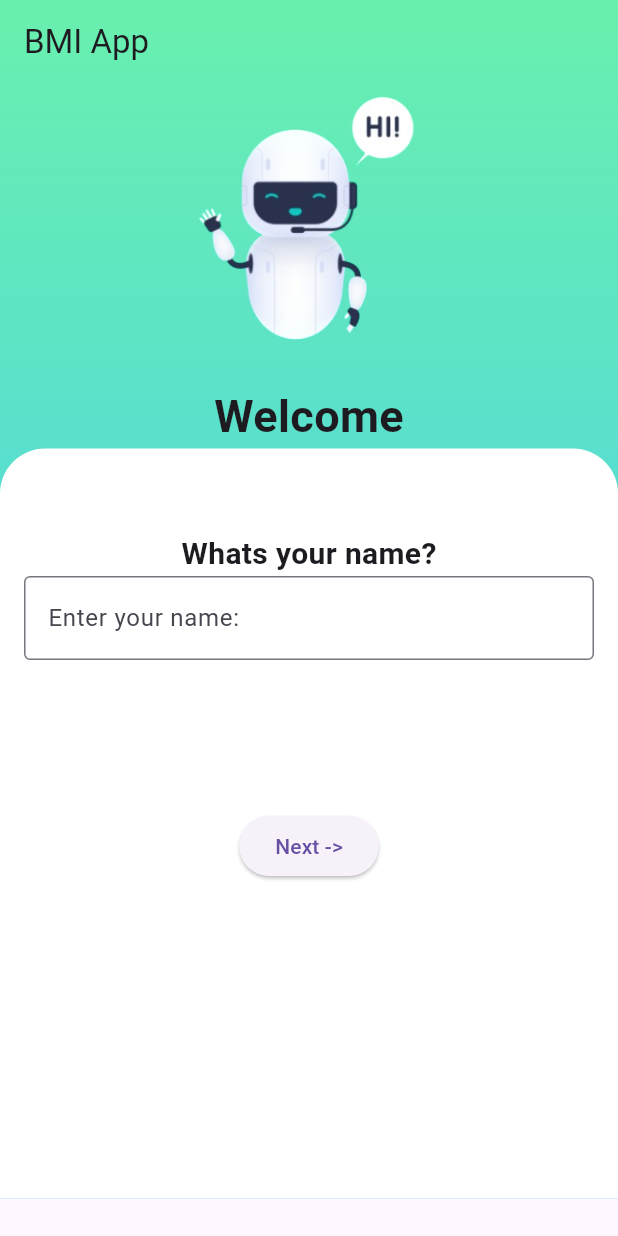
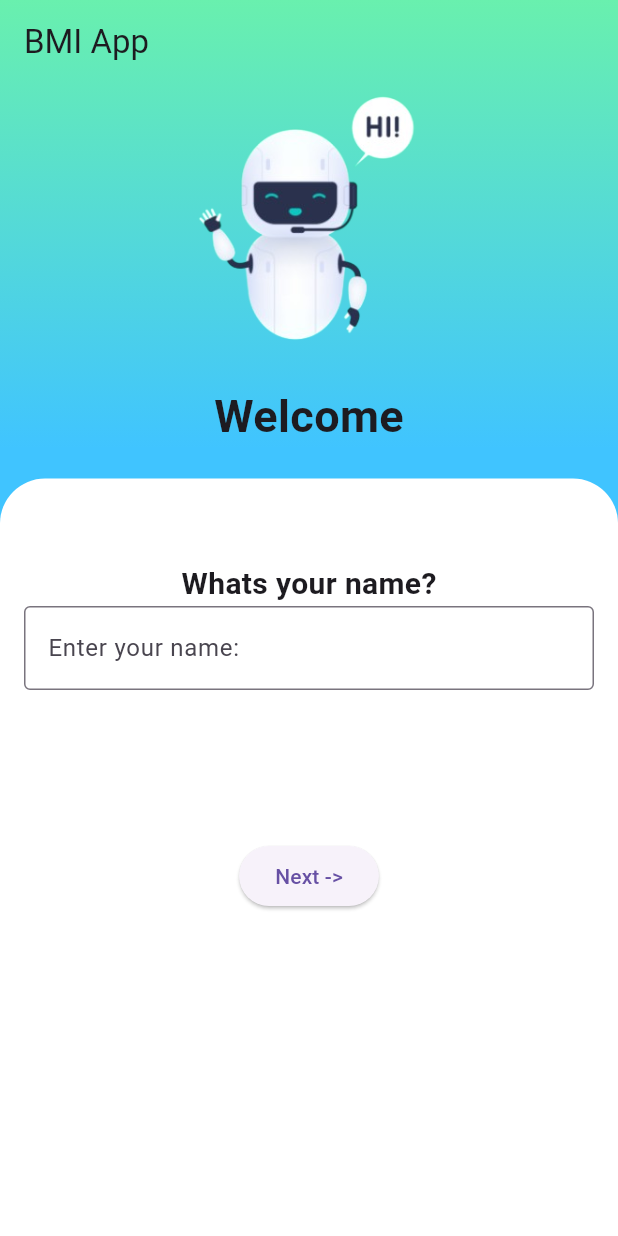
Before and after one commit to abbyXLr8/BMI_calculator, a Flutter app: the screen it shows after launch, after a tap on "Next ->", on a phone screen of 412 x 824 dp. Run offline on Flutter 3.47's test engine with Material 3 defaults, Android fonts, the phone set to English and light mode, and no system bars.

Commit message:
Update create.dart

```diff
--- a/lib/pages/create.dart
+++ b/lib/pages/create.dart
@@ -10,20 +10,11 @@ class CreateApp extends StatefulWidget {
 class _CreateAppState extends State<CreateApp> {
   @override
   final TextEditingController _controller = TextEditingController();
-  void _navigateToWelcomPage(BuildContext context) {
-    final text = _controller.text;
-    if (text.isNotEmpty) {
-      Navigator.push(
-        context,
-        MaterialPageRoute(
-          builder: (context) => WelcomeApp(name: text),
-        ),
-      );
-    }
-  }
+  void _navigateToWelcomPage(BuildContext context) {}
 
   Widget build(BuildContext context) {
     return Scaffold(
+      backgroundColor: Colors.lightBlueAccent,
       body: Center(
         child: Column(
           children: [
@@ -32,7 +23,10 @@ class _CreateAppState extends State<CreateApp> {
                 gradient: LinearGradient(
                   begin: Alignment.topCenter,
                   end: Alignment.bottomCenter,
-                  colors: [Colors.greenAccent, Colors.lightBlueAccent],
+                  colors: [
+                    Colors.greenAccent,
+                    Colors.lightBlueAccent,
+                  ],
                 ),
               ),
               child: Column(
@@ -54,14 +48,38 @@ class _CreateAppState extends State<CreateApp> {
                     'Welcome',
                     style: TextStyle(fontWeight: FontWeight.bold, fontSize: 30),
                   ),
-                  Container(
+                ],
+              ),
+            ),
+            SizedBox(
+              height: 20,
+            ),
+            WhiteContainer(controller: _controller)
+          ],
+        ),
+      ),
+    );
+  }
+}
+
+class WhiteContainer extends StatelessWidget {
+  const WhiteContainer({
+    super.key,
+    required TextEditingController controller,
+  }) : _controller = controller;
+
+  final TextEditingController _controller;
+
+  @override
+  Widget build(BuildContext context) {
+    return Expanded(
+      child: Container(
         height: 500,
         width: double.infinity,
         decoration: BoxDecoration(
             color: Colors.white,
             borderRadius: BorderRadius.only(
-                            topLeft: Radius.circular(30),
-                            topRight: Radius.circular(30))),
+                topLeft: Radius.circular(30), topRight: Radius.circular(30))),
         child: Padding(
           padding: const EdgeInsets.all(16.0),
           child: Column(
@@ -70,8 +88,7 @@ class _CreateAppState extends State<CreateApp> {
               Text(
                 'Whats your name?',
                 textAlign: TextAlign.start,
-                            style: TextStyle(
-                                fontWeight: FontWeight.bold, fontSize: 20),
+                style: TextStyle(fontWeight: FontWeight.bold, fontSize: 20),
               ),
               TextField(
                 controller: _controller,
@@ -81,16 +98,20 @@ class _CreateAppState extends State<CreateApp> {
               ),
               SizedBox(height: 100),
               ElevatedButton(
-                              onPressed: () => _navigateToWelcomPage(context),
+                  onPressed: () {
+                    final text = _controller.text;
+                    if (text.isNotEmpty) {
+                      Navigator.push(
+                        context,
+                        MaterialPageRoute(
+                          builder: (context) => WelcomeApp(name: text),
+                        ),
+                      );
+                    }
+                  },
                   child: Text('Next ->'))
             ],
           ),
-                    ),
-                  )
-                ],
-              ),
-            ),
-          ],
         ),
       ),
     );
```
Lines whose indentation alone changed are shown as unchanged.
